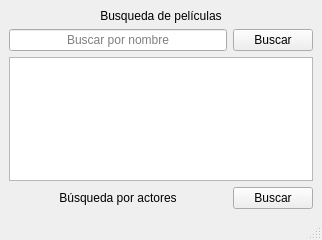
Old version of the form ui/ventana_principal.ui in the repository LucasPaladini/buscador_peliculas.
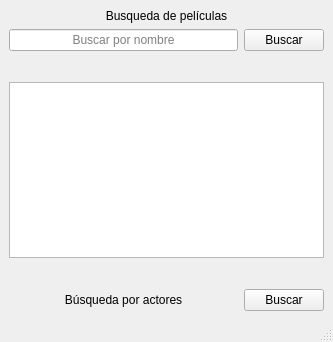
New version of the form.

Commit message: Corregido conexión de botones con señales

What changed in the file:
```diff
--- a/ui/ventana_principal.ui
+++ b/ui/ventana_principal.ui
@@ -6,8 +6,8 @@
    <rect>
     <x>0</x>
     <y>0</y>
-    <width>322</width>
-    <height>240</height>
+    <width>333</width>
+    <height>342</height>
    </rect>
   </property>
   <property name="windowTitle">
```
Left out of the diff: 18 changed lines with no effect on the pictures.
